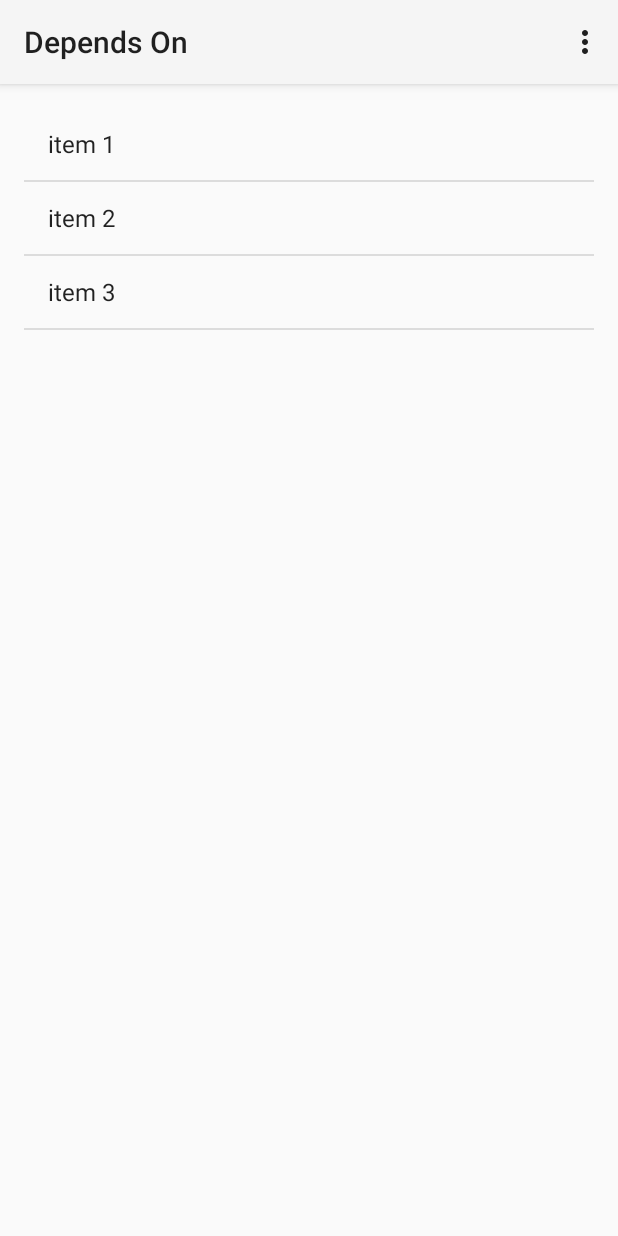
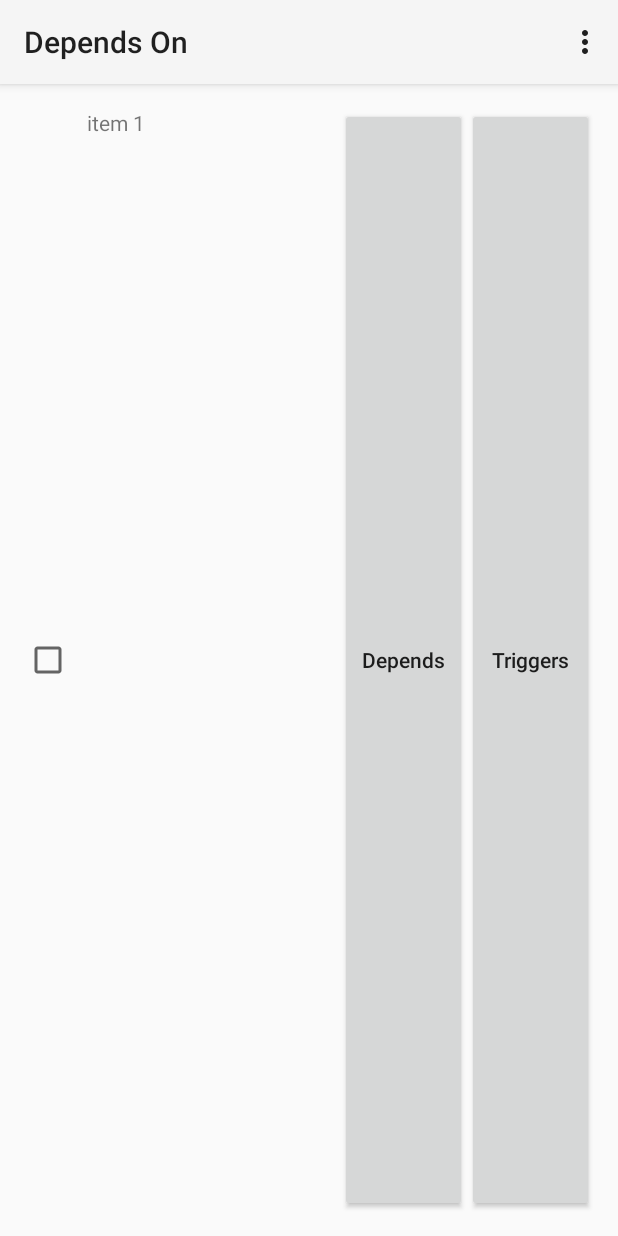
Before and after one commit to clangpp/depends-on, an Android app: the screen it shows after launch (MainActivity), on a phone screen of 412 x 824 dp. Run offline under Robolectric (Android 15) with nearby library versions, the phone set to English and light mode, and no system bars.

Commit message:
Changes ListView to RecyclerView to show checklist.

```diff
--- a/app/build.gradle
+++ b/app/build.gradle
@@ -21,4 +21,5 @@ android {
 
 dependencies {
     compile fileTree(dir: 'libs', include: ['*.jar'])
+    compile 'com.android.support:recyclerview-v7:21.0.+'
 }
--- /dev/null
+++ b/app/src/main/java/com/clangpp/depends_on/ChecklistAdapter.java
@@ -0,0 +1,53 @@
+package com.clangpp.depends_on;
+
+import android.support.v7.widget.RecyclerView;
+import android.view.LayoutInflater;
+import android.view.View;
+import android.view.ViewGroup;
+import android.widget.Button;
+import android.widget.CheckBox;
+import android.widget.TextView;
+
+/**
+ * Adapter for checklist items.
+ */
+public class ChecklistAdapter extends RecyclerView.Adapter<ChecklistAdapter.ViewHolder> {
+
+    private String[] mItems;
+
+    public static class ViewHolder extends RecyclerView.ViewHolder {
+        public CheckBox mItemCheckbox;
+        public TextView mItemTextView;
+        public Button mItemDepends;
+        public Button mItemTriggers;
+
+        public ViewHolder(View itemView) {
+            super(itemView);
+            mItemCheckbox = (CheckBox) itemView.findViewById(R.id.item_checkbox);
+            mItemTextView = (TextView) itemView.findViewById(R.id.item_textview);
+            mItemDepends = (Button) itemView.findViewById(R.id.item_depends);
+            mItemTriggers = (Button) itemView.findViewById(R.id.item_triggers);
+        }
+    }
+
+    public ChecklistAdapter(String[] items) {
+        mItems = items;
+    }
+
+    @Override
+    public ViewHolder onCreateViewHolder(ViewGroup viewGroup, int i) {
+        View checklistItemView = LayoutInflater.from(viewGroup.getContext())
+                .inflate(R.layout.checklist_item, viewGroup, false);
+        return new ViewHolder(checklistItemView);
+    }
+
+    @Override
+    public void onBindViewHolder(ViewHolder viewHolder, int i) {
+        viewHolder.mItemTextView.setText(mItems[i]);
+    }
+
+    @Override
+    public int getItemCount() {
+        return mItems.length;
+    }
+}
--- a/app/src/main/java/com/clangpp/depends_on/ChecklistFragment.java
+++ b/app/src/main/java/com/clangpp/depends_on/ChecklistFragment.java
@@ -2,12 +2,11 @@ package com.clangpp.depends_on;
 
 import android.app.Fragment;
 import android.os.Bundle;
+import android.support.v7.widget.LinearLayoutManager;
+import android.support.v7.widget.RecyclerView;
 import android.view.LayoutInflater;
 import android.view.View;
 import android.view.ViewGroup;
-import android.widget.ArrayAdapter;
-import android.widget.ListAdapter;
-import android.widget.ListView;
 
 /**
  * A placeholder fragment containing a simple view.
@@ -15,22 +14,25 @@ import android.widget.ListView;
  */
 public class ChecklistFragment extends Fragment {
 
-    ListView checklistView;
-    ListAdapter checklistAdapter;
+    private RecyclerView mChecklistView;
+    private RecyclerView.Adapter mChecklistAdapter;
+    private RecyclerView.LayoutManager mChecklistLayoutManager;
 
     @Override
     public View onCreateView(LayoutInflater inflater, ViewGroup container,
                              Bundle savedInstanceState) {
         View rootView = inflater.inflate(R.layout.fragment_main, container, false);
 
-        checklistView = (ListView) rootView.findViewById(R.id.listview_checklist);
+        mChecklistView = (RecyclerView) rootView.findViewById(R.id.checklist_view);
 
-        // TODO(clangpp): Replaces this to real adapter.
+        mChecklistLayoutManager = new LinearLayoutManager(getActivity());
+        mChecklistView.setLayoutManager(mChecklistLayoutManager);
+
+        // TODO(clangpp): Replaces this with real data.
         String[] dummyValues = new String[]{"item 1", "item 2", "item 3"};
-        checklistAdapter = new ArrayAdapter<String>(
-                getActivity(), android.R.layout.simple_list_item_1, dummyValues);
 
-        checklistView.setAdapter(checklistAdapter);
+        mChecklistAdapter = new ChecklistAdapter(dummyValues);
+        mChecklistView.setAdapter(mChecklistAdapter);
 
         return rootView;
     }
--- /dev/null
+++ b/app/src/main/res/layout/checklist_item.xml
@@ -0,0 +1,35 @@
+<?xml version="1.0" encoding="utf-8"?>
+<LinearLayout xmlns:android="http://schemas.android.com/apk/res/android"
+    android:orientation="horizontal"
+    android:layout_width="match_parent"
+    android:layout_height="match_parent">
+
+    <CheckBox
+        android:id="@+id/item_checkbox"
+        android:layout_width="0dp"
+        android:layout_height="match_parent"
+        android:layout_weight="1" />
+
+    <TextView
+        android:id="@+id/item_textview"
+        android:layout_width="0dp"
+        android:layout_height="match_parent"
+        android:layout_weight="4" />
+
+    <Button
+        android:id="@+id/item_depends"
+        android:text="@string/depends"
+        android:layout_width="0dp"
+        android:layout_height="match_parent"
+        android:layout_weight="2"
+        android:textAllCaps="false" />
+
+    <Button
+        android:id="@+id/item_triggers"
+        android:text="@string/triggers"
+        android:layout_width="0dp"
+        android:layout_height="match_parent"
+        android:layout_weight="2"
+        android:textAllCaps="false" />
+
+</LinearLayout>
--- a/app/src/main/res/layout/fragment_main.xml
+++ b/app/src/main/res/layout/fragment_main.xml
@@ -8,11 +8,10 @@
     android:paddingBottom="@dimen/activity_vertical_margin"
     tools:context=".ChecklistView">
 
-    <ListView
-        android:id="@+id/listview_checklist"
+    <android.support.v7.widget.RecyclerView
+        android:id="@+id/checklist_view"
         android:layout_width="match_parent"
-        android:layout_height="match_parent">
-
-    </ListView>
+        android:layout_height="match_parent"
+        android:scrollbars="vertical" />
 
 </RelativeLayout>
--- a/app/src/main/res/values/strings.xml
+++ b/app/src/main/res/values/strings.xml
@@ -4,5 +4,7 @@
     <string name="app_name">Depends On</string>
     <string name="hello_world">Hello world!</string>
     <string name="action_settings">Settings</string>
+    <string name="depends">Depends</string>
+    <string name="triggers">Triggers</string>
 
 </resources>
```
Also changed, not shown: app/src/main/res/layout/activity_main.xml (+6 -3 lines), 1 other file.
